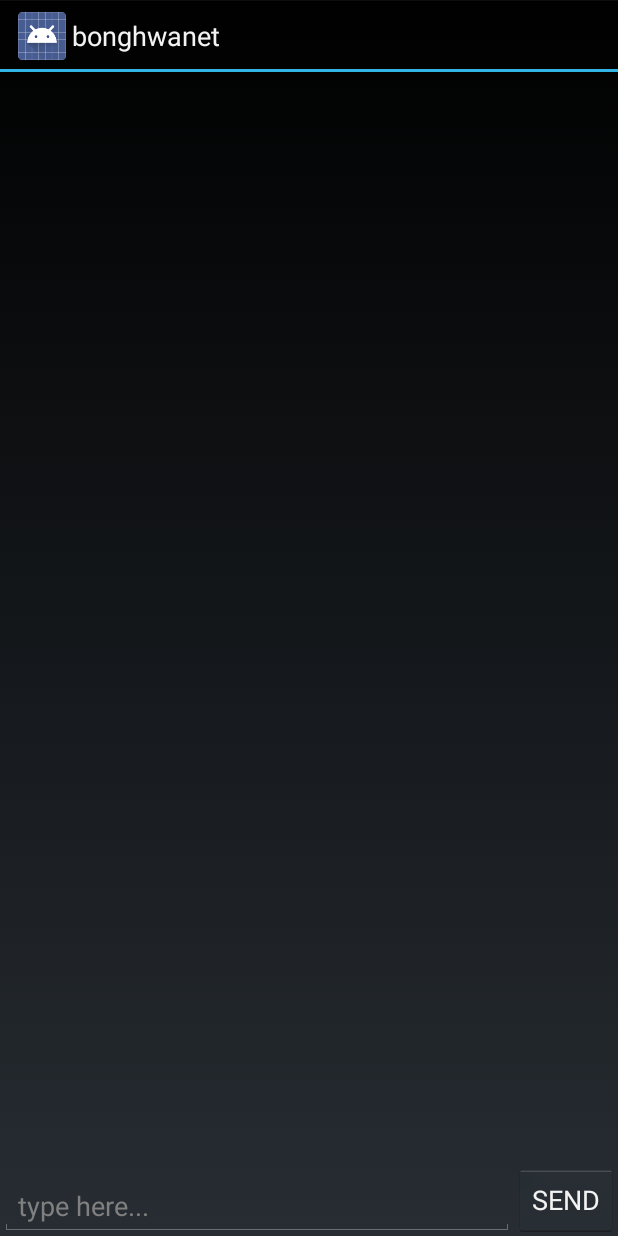
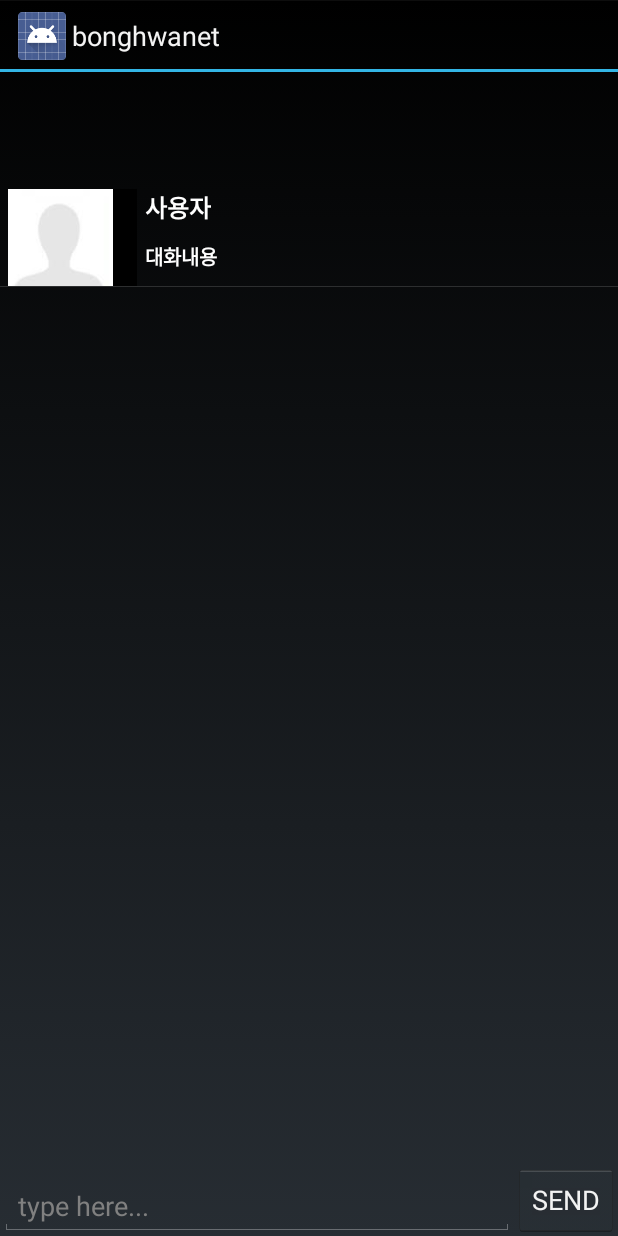
Before and after one commit to green1343/bonghwanet, an Android app: the ChattingActivity screen opened directly, with no data from a screen before it, on a phone screen of 412 x 824 dp. Run offline under Robolectric (Android 15) with nearby library versions, the phone set to English and light mode, and no system bars; 3 statements that could not run were skipped.

Commit message:
채팅창 리스트 디자인 수정

```diff
--- /dev/null
+++ b/Application/src/main/java/com/example/android/basicaccessibility/ChatListAdapter.java
@@ -0,0 +1,66 @@
+package com.example.android.basicaccessibility;
+
+import java.util.ArrayList;
+import java.util.List;
+
+import android.app.Activity;
+import android.content.Context;
+import android.content.Intent;
+import android.content.pm.ResolveInfo;
+import android.graphics.Typeface;
+import android.view.LayoutInflater;
+import android.view.View;
+import android.view.View.OnClickListener;
+import android.view.ViewGroup;
+import android.widget.BaseAdapter;
+import android.widget.ImageView;
+import android.widget.LinearLayout;
+import android.widget.TextView;
+import android.widget.Toast;
+
+public class ChatListAdapter extends BaseAdapter{
+    private LayoutInflater mInflater;
+    private Activity m_activity;
+    public ArrayList<Manager.TextInfo> arr = new ArrayList<>();
+    public ChatListAdapter(Activity act) {
+        this.m_activity = act;
+        mInflater = (LayoutInflater)m_activity.getSystemService(Context.LAYOUT_INFLATER_SERVICE);
+    }
+    @Override
+    public int getCount() {
+        return arr.size();
+    }
+    @Override
+    public Object getItem(int position) {
+        return arr.get(position);
+    }
+    public long getItemId(int position){
+        return position;
+    }
+    @Override
+    public View getView(final int position, View convertView, ViewGroup parent) {
+        if(convertView == null){
+            int res = 0;
+            res = R.layout.list_item_chatting;
+            convertView = mInflater.inflate(res, parent, false);
+        }
+        ImageView imView = (ImageView)convertView.findViewById(R.id.vi_image);
+        TextView title = (TextView)convertView.findViewById(R.id.vi_title);
+        TextView content = (TextView)convertView.findViewById(R.id.vi_content);
+        LinearLayout layout_view =  (LinearLayout)convertView.findViewById(R.id.vi_view);
+        int resId = R.drawable.profile;
+        imView.setBackgroundResource(resId);
+        title.setText(Manager.INSTANCE.getCurGroupInfo().members.get(arr.get(position).uploader).name);
+        content.setText(arr.get(position).text);
+
+		/*	버튼에 이벤트처리를 하기위해선 setTag를 이용해서 사용할 수 있습니다.
+		 *
+		 * 	Button btn 가 있다면, btn.setTag(position)을 활용해서 각 버튼들의 이벤트처리를 할 수 있습니다.
+		 */
+        layout_view.setOnClickListener(new OnClickListener(){
+            public void onClick(View v){
+            }
+        });
+        return convertView;
+    }
+}
--- a/Application/src/main/java/com/example/android/basicaccessibility/ChattingActivity.java
+++ b/Application/src/main/java/com/example/android/basicaccessibility/ChattingActivity.java
@@ -12,10 +12,13 @@ import android.widget.ListView;
 
 import com.example.android.packet.Packet_Share_Text;
 
+import java.util.ArrayList;
+
 public class ChattingActivity extends Activity {
 
 	private static ListView m_list;
-	public static ArrayAdapter<String> m_adapter = null;
+	public static ChatListAdapter m_adapter = null;
+	public static ArrayList<Manager.TextInfo> m_listitem = null;
 
 	@Override
 	protected void onCreate(Bundle savedInstanceState) {
@@ -24,7 +27,7 @@ public class ChattingActivity extends Activity {
 
 		findViewById(R.id.buttonSend).setOnClickListener(onClickButton);
 
-		m_adapter = new ArrayAdapter<String>(getApplicationContext(), R.layout.list_item);
+		m_adapter = new ChatListAdapter(this);
 		m_list = (ListView) findViewById(R.id.listView);
 		m_list.setAdapter(m_adapter);
 		m_list.setOnItemClickListener(onClickListItem);
@@ -48,9 +51,10 @@ public class ChattingActivity extends Activity {
 			return;
 
 		// TODO : 효율성
-		m_adapter.clear();
+		m_adapter.arr.clear();
 		for(Manager.TextInfo info : Manager.INSTANCE.getText()){
-			m_adapter.add("" + Manager.INSTANCE.getUserName(info.uploader) + " : " + info.text);
+			//m_adapter.add("" + Manager.INSTANCE.getUserName(info.uploader) + " : " + info.text);
+			m_adapter.arr.add(info);
 		}
 
 		m_adapter.notifyDataSetChanged();
--- a/Application/src/main/res/layout/list_item_chatting.xml
+++ b/Application/src/main/res/layout/list_item_chatting.xml
@@ -2,7 +2,7 @@
 <LinearLayout xmlns:android="http://schemas.android.com/apk/res/android"
     android:id="@+id/vi_view"
     android:layout_width="match_parent"
-    android:layout_height="90dp"
+    android:layout_height="80dp"
     android:orientation="vertical" >
 
     <LinearLayout
@@ -15,15 +15,15 @@
         <LinearLayout
             android:layout_width="0dp"
             android:layout_height="70dp"
-            android:layout_weight="1"
+            android:layout_weight="0.7"
             android:background="#000000"
             android:gravity="left"
             android:orientation="vertical" >
 
             <ImageView
                 android:id="@+id/vi_image"
-                android:layout_width="match_parent"
-                android:layout_height="70dp"
+                android:layout_width="70dp"
+                android:layout_height="wrap_content"
                 android:background="@drawable/profile" />
         </LinearLayout>
 
--- a/settings.gradle
+++ b/settings.gradle
@@ -1 +1 @@
-include 'Application', ':Application'
+include 'Application'
```
Also changed, not shown: 110 other files.
